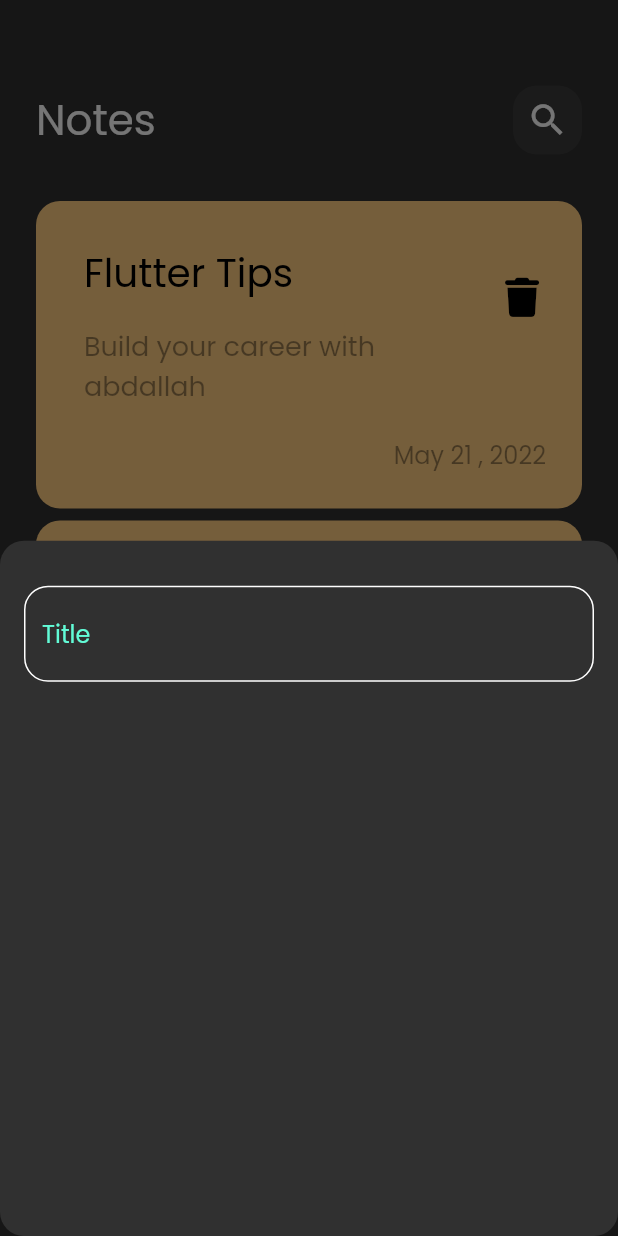
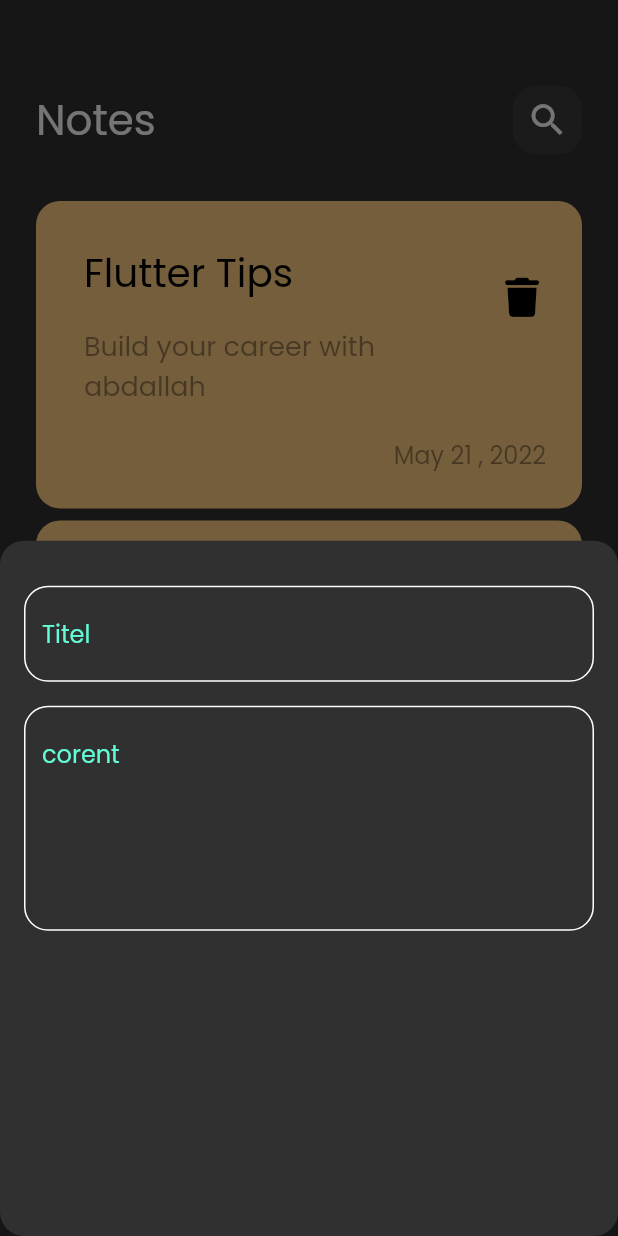
Before and after one commit to abdallh18/notes_app, a Flutter app: the screen it shows after launch, after a tap on the "add" icon, on a phone screen of 412 x 824 dp. Run offline on Flutter 3.47's test engine with Material 2 defaults, Android fonts, the phone set to English and light mode, and no system bars; our stand-ins replace font_awesome_flutter.

Commit message:
add fields to bottom sheet

```diff
--- a/lib/widgets/add_note_bottom_sheet.dart
+++ b/lib/widgets/add_note_bottom_sheet.dart
@@ -10,11 +10,20 @@ class AddNoteBottomSheet extends StatelessWidget {
     return Padding(
       padding: const EdgeInsets.symmetric(horizontal: 16),
       child: Column(
-        children: [
+        children: const [
           SizedBox(
             height: 30,
           ),
-          CustomTextField(),
+          CustomTextField(
+            hint: 'Titel',
+          ),
+          SizedBox(
+            height: 16,
+          ),
+          CustomTextField(
+            hint: 'corent',
+            maxLine: 5,
+          ),
         ],
       ),
     );
--- a/lib/widgets/custom_text_field.dart
+++ b/lib/widgets/custom_text_field.dart
@@ -2,14 +2,16 @@ import 'package:flutter/material.dart';
 import 'package:note_app/widgets/constants.dart';
 
 class CustomTextField extends StatelessWidget {
-  const CustomTextField({super.key});
-
+  const CustomTextField({super.key, required this.hint, this.maxLine = 1});
+  final String hint;
+  final int maxLine;
   @override
   Widget build(BuildContext context) {
     return TextField(
       cursorColor: KPrimaryColor,
+      maxLines: maxLine,
       decoration: InputDecoration(
-        hintText: 'Title',
+        hintText: hint,
         hintStyle: TextStyle(
           color: KPrimaryColor,
         ),
```
